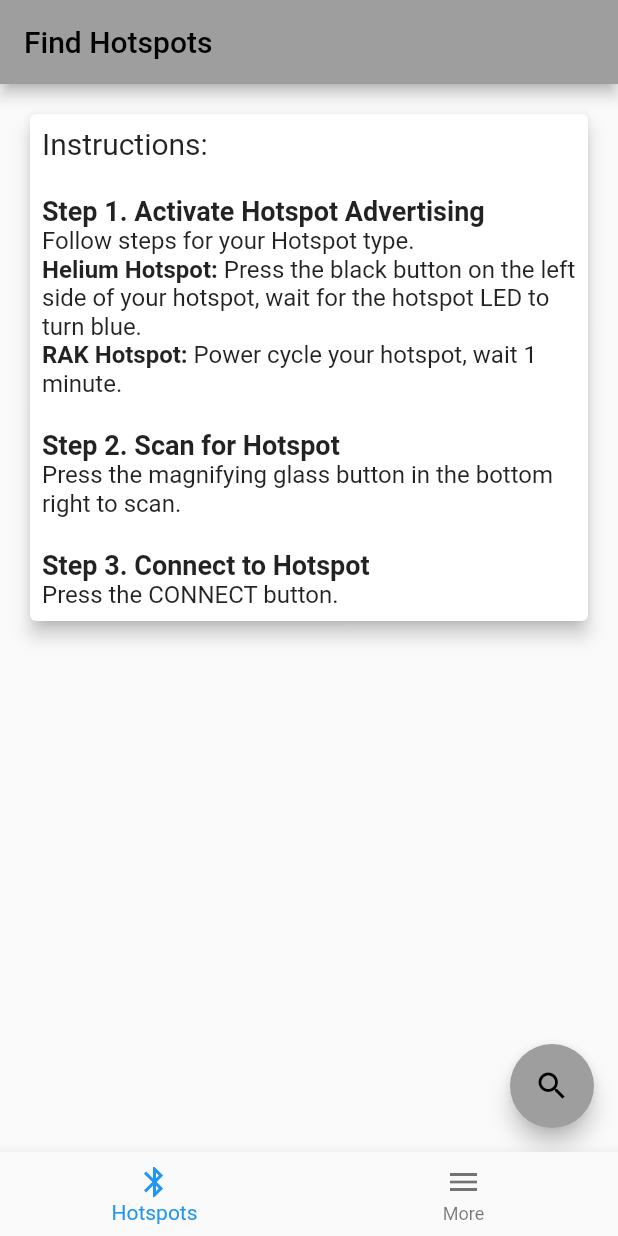
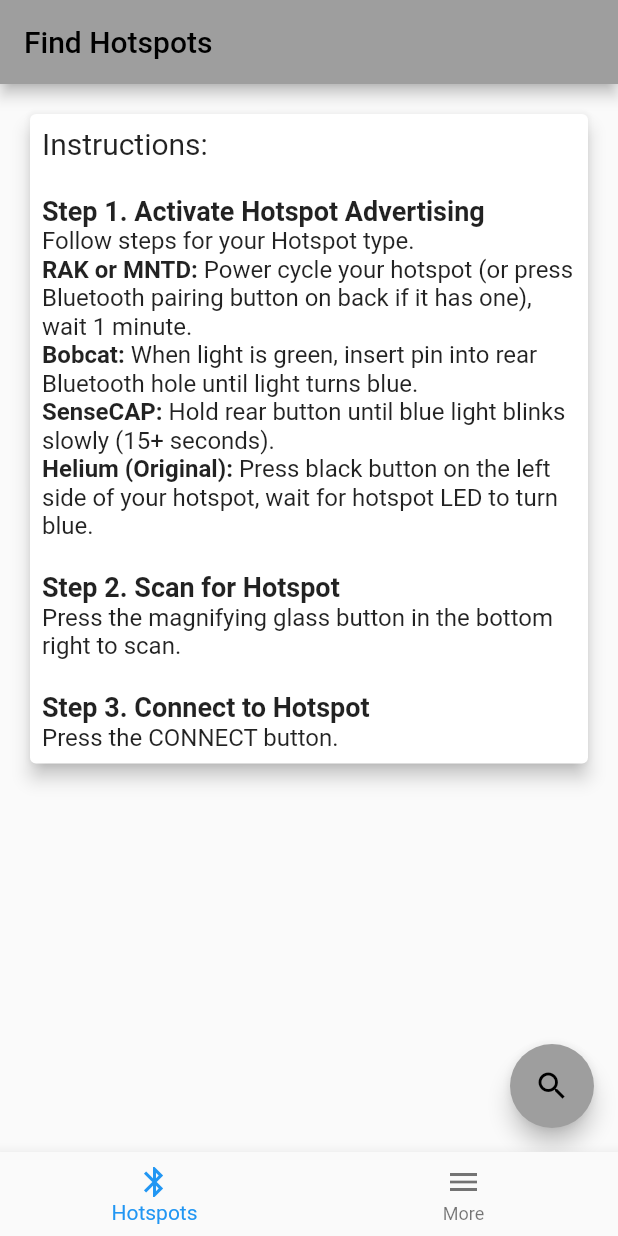
Before and after one commit to kent-williams/hotspot-utility, a Flutter app: the screen it shows after launch, on a phone screen of 412 x 824 dp. Run offline on Flutter 3.47's test engine with Material 2 defaults, Android fonts, the phone set to English and light mode, and no system bars; our stand-ins replace flutter_blue, flutter_icons, share; missing offline and left inert: pretty_json, protobuf.

Commit message:
added instructions for other hotspot types

```diff
--- a/lib/src/screens/hotspots_screen.dart
+++ b/lib/src/screens/hotspots_screen.dart
@@ -122,22 +122,40 @@ class _FindDevicesScreenState extends State<FindDevicesScreen> {
                                             'Follow steps for your Hotspot type.\n',
                                         style: TextStyle(fontSize: 16)),
                                     TextSpan(
-                                        text: 'Helium Hotspot: ',
+                                        text: 'RAK or MNTD: ',
                                         style: TextStyle(
                                             fontWeight: FontWeight.bold,
                                             fontSize: 16)),
                                     TextSpan(
                                         text:
-                                            'Press the black button on the left side of your hotspot, wait for the hotspot LED to turn blue.\n',
+                                            'Power cycle your hotspot (or press Bluetooth pairing button on back if it has one), wait 1 minute.\n',
                                         style: TextStyle(fontSize: 16)),
                                     TextSpan(
-                                        text: 'RAK Hotspot: ',
+                                        text: 'Bobcat: ',
                                         style: TextStyle(
                                             fontWeight: FontWeight.bold,
                                             fontSize: 16)),
                                     TextSpan(
                                         text:
-                                            'Power cycle your hotspot, wait 1 minute.\n',
+                                            'When light is green, insert pin into rear Bluetooth hole until light turns blue.\n',
+                                        style: TextStyle(fontSize: 16)),
+                                    TextSpan(
+                                        text: 'SenseCAP: ',
+                                        style: TextStyle(
+                                            fontWeight: FontWeight.bold,
+                                            fontSize: 16)),
+                                    TextSpan(
+                                        text:
+                                            'Hold rear button until blue light blinks slowly (15+ seconds).\n',
+                                        style: TextStyle(fontSize: 16)),
+                                    TextSpan(
+                                        text: 'Helium (Original): ',
+                                        style: TextStyle(
+                                            fontWeight: FontWeight.bold,
+                                            fontSize: 16)),
+                                    TextSpan(
+                                        text:
+                                            'Press black button on the left side of your hotspot, wait for hotspot LED to turn blue.\n',
                                         style: TextStyle(fontSize: 16)),
                                     TextSpan(
                                         text: '\nStep 2. Scan for Hotspot\n',
```
